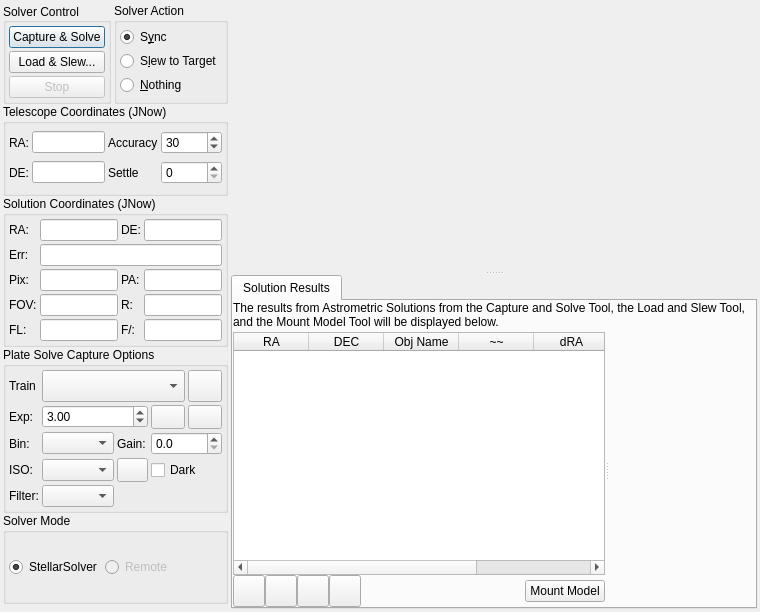
This is kstars/ekos/align/align.ui in KDE/kstars as Qt 5 draws it before an edit. The edited form follows.
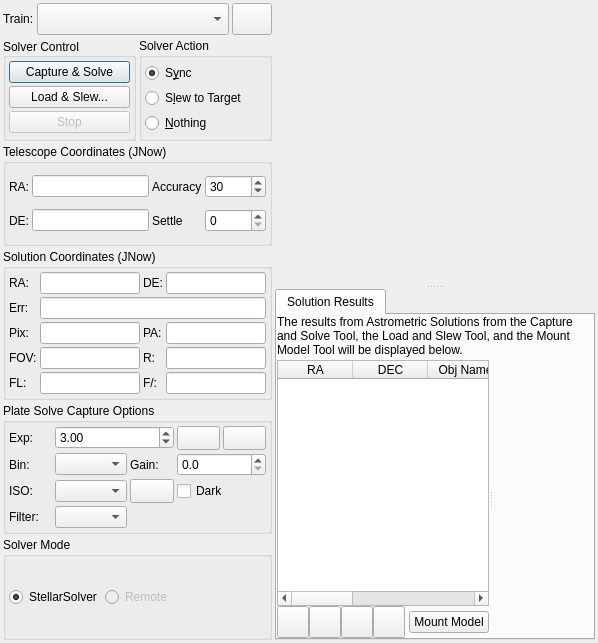
This is the edited form. Icons and pictures are not drawn. Custom widgets are drawn as their Qt base class.

Commit message: When camera is not available, disable relevant controls

The edit to the form file:
```diff
--- a/kstars/ekos/align/align.ui
+++ b/kstars/ekos/align/align.ui
@@ -6,11 +6,11 @@
    <rect>
     <x>0</x>
     <y>0</y>
-    <width>760</width>
-    <height>612</height>
+    <width>598</width>
+    <height>643</height>
    </rect>
   </property>
-  <layout class="QHBoxLayout" name="primaryLayout" stretch="1,3">
+  <layout class="QHBoxLayout" name="horizontalLayout_2">
    <property name="spacing">
     <number>3</number>
    </property>
@@ -28,14 +28,67 @@
    </property>
    <item>
     <layout class="QVBoxLayout" name="leftLayout">
-     <property name="spacing">
-      <number>0</number>
-     </property>
-     <property name="bottomMargin">
-      <number>0</number>
-     </property>
      <item>
-      <layout class="QHBoxLayout" name="horizontalLayout_3">
+      <layout class="QHBoxLayout" name="trainLayout">
+       <property name="spacing">
+        <number>3</number>
+       </property>
+       <item>
+        <widget class="QLabel" name="textLabel1_6">
+         <property name="text">
+          <string>Train:</string>
+         </property>
+        </widget>
+       </item>
+       <item>
+        <widget class="QComboBox" name="opticalTrainCombo">
+         <property name="sizePolicy">
+          <sizepolicy hsizetype="MinimumExpanding" vsizetype="Fixed">
+           <horstretch>0</horstretch>
+           <verstretch>0</verstretch>
+          </sizepolicy>
+         </property>
+         <property name="minimumSize">
+          <size>
+           <width>0</width>
+           <height>32</height>
+          </size>
+         </property>
+        </widget>
+       </item>
+       <item>
+        <widget class="QPushButton" name="trainB">
+         <property name="minimumSize">
+          <size>
+           <width>24</width>
+           <height>24</height>
+          </size>
+         </property>
+         <property name="maximumSize">
+          <size>
+           <width>16777215</width>
+           <height>32</height>
+          </size>
+         </property>
+         <property name="text">
+          <string/>
+         </property>
+         <property name="icon">
+          <iconset theme="document-edit">
+           <normaloff>.</normaloff>.</iconset>
+         </property>
+         <property name="iconSize">
+          <size>
+           <width>24</width>
+           <height>24</height>
+          </size>
+         </property>
+        </widget>
+       </item>
+      </layout>
+     </item>
+     <item>
+      <layout class="QHBoxLayout" name="controlLayout">
        <property name="spacing">
         <number>3</number>
        </property>
@@ -590,13 +643,6 @@
           </property>
          </widget>
         </item>
-        <item row="0" column="0">
-         <widget class="QLabel" name="textLabel1_6">
-          <property name="text">
-           <string>Train</string>
-          </property>
-         </widget>
-        </item>
         <item row="1" column="1" colspan="2">
          <widget class="QDoubleSpinBox" name="exposureIN">
           <property name="toolTip">
@@ -692,45 +738,6 @@
           </property>
          </widget>
         </item>
-        <item row="0" column="4">
-         <widget class="QPushButton" name="trainB">
-          <property name="minimumSize">
-           <size>
-            <width>24</width>
-            <height>24</height>
-           </size>
-          </property>
-          <property name="maximumSize">
-           <size>
-            <width>16777215</width>
-            <height>32</height>
-           </size>
-          </property>
-          <property name="text">
-           <string/>
-          </property>
-          <property name="icon">
-           <iconset theme="document-edit">
-            <normaloff>.</normaloff>.</iconset>
-          </property>
-          <property name="iconSize">
-           <size>
-            <width>24</width>
-            <height>24</height>
-           </size>
-          </property>
-         </widget>
-        </item>
-        <item row="0" column="1" colspan="3">
-         <widget class="QComboBox" name="opticalTrainCombo">
-          <property name="minimumSize">
-           <size>
-            <width>0</width>
-            <height>32</height>
-           </size>
-          </property>
-         </widget>
-        </item>
        </layout>
       </widget>
      </item>
@@ -797,22 +804,6 @@
        </layout>
       </widget>
      </item>
-     <item>
-      <spacer name="verticalSpacer">
-       <property name="orientation">
-        <enum>Qt::Vertical</enum>
-       </property>
-       <property name="sizeType">
-        <enum>QSizePolicy::Minimum</enum>
-       </property>
-       <property name="sizeHint" stdset="0">
-        <size>
-         <width>20</width>
-         <height>5</height>
-        </size>
-       </property>
-      </spacer>
-     </item>
     </layout>
    </item>
    <item>
```
Left out of the diff: 18 changed lines with no effect on the pictures. The commit also changes 7 other files.
